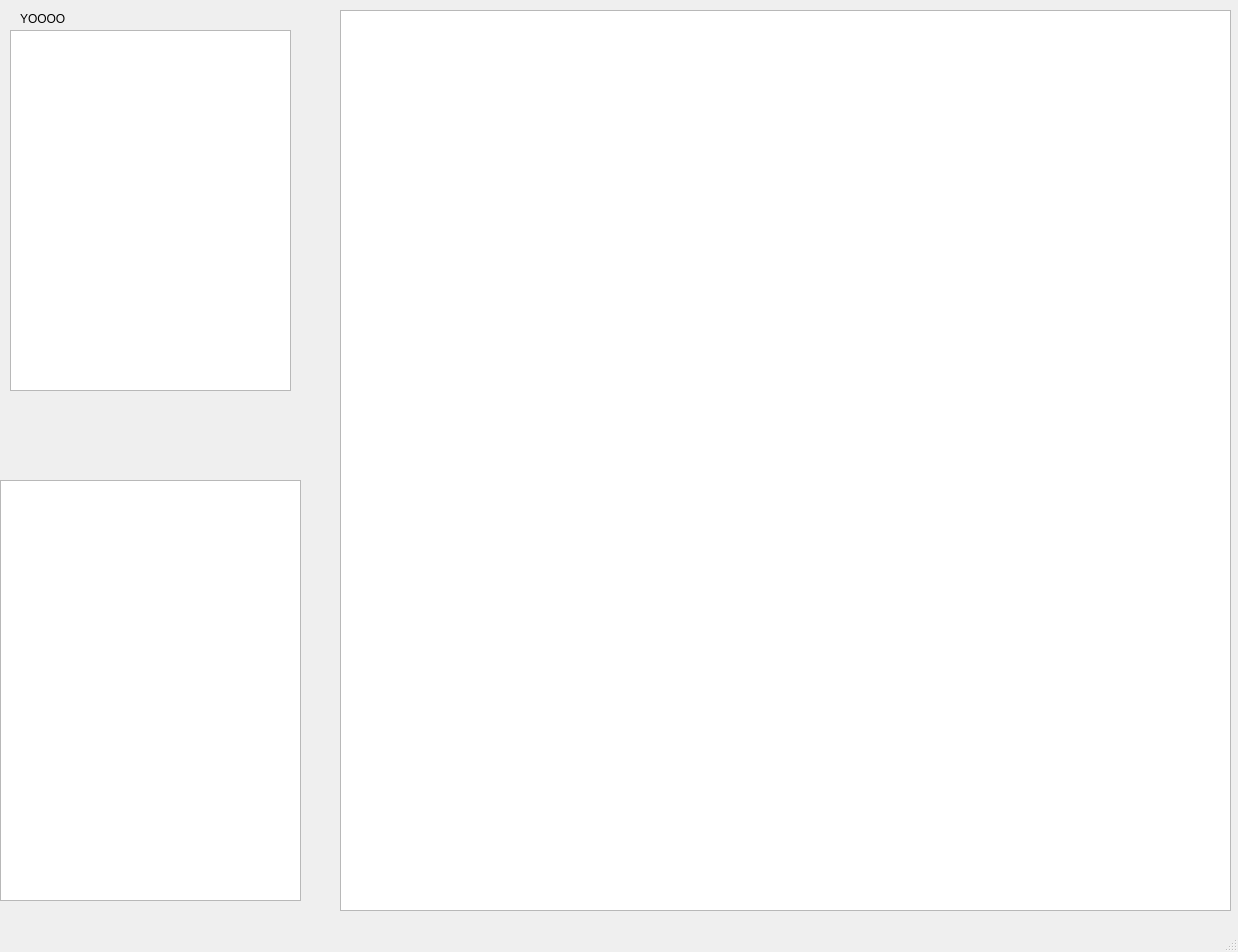
Above: forms/LevelEditor.ui from SirNyble/LevelEditor before the change. Below: the same form after it.
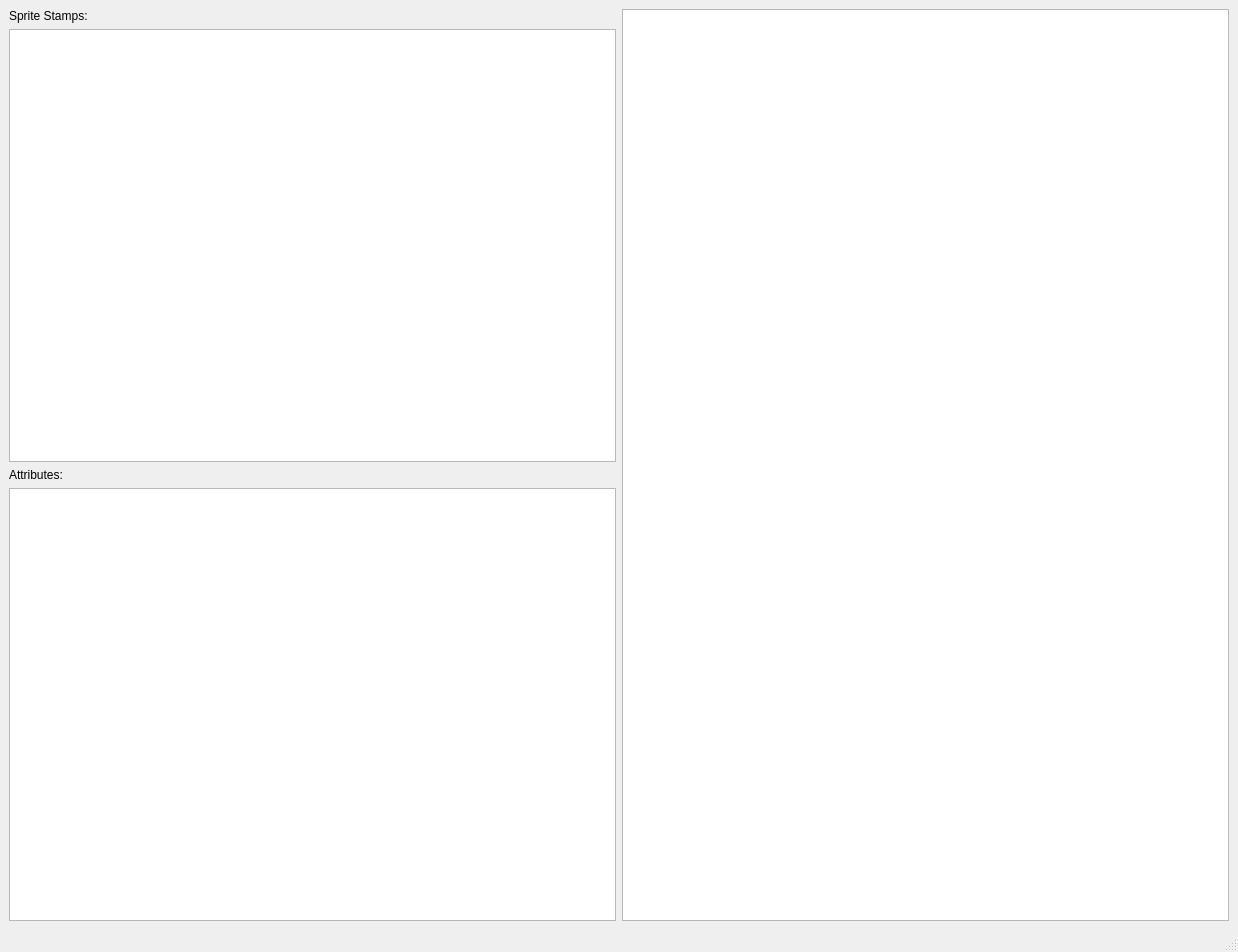
That is the form after the change.

Commit message: Basic structure for LevelEditor GUI

What changed in the file:
```diff
--- a/forms/LevelEditor.ui
+++ b/forms/LevelEditor.ui
@@ -14,49 +14,76 @@
    <string>MainWindow</string>
   </property>
   <widget class="QWidget" name="centralwidget">
-   <widget class="QListWidget" name="listWidget">
-    <property name="geometry">
-     <rect>
-      <x>10</x>
-      <y>30</y>
-      <width>281</width>
-      <height>361</height>
-     </rect>
-    </property>
-   </widget>
-   <widget class="QListWidget" name="listWidget_2">
-    <property name="geometry">
-     <rect>
-      <x>0</x>
-      <y>480</y>
-      <width>301</width>
-      <height>421</height>
-     </rect>
-    </property>
-   </widget>
-   <widget class="QGraphicsView" name="m_graphicsView">
-    <property name="geometry">
-     <rect>
-      <x>340</x>
-      <y>10</y>
-      <width>891</width>
-      <height>901</height>
-     </rect>
-    </property>
-   </widget>
-   <widget class="QLabel" name="m_tileStampLabel">
-    <property name="geometry">
-     <rect>
-      <x>20</x>
-      <y>10</y>
-      <width>121</width>
-      <height>17</height>
-     </rect>
-    </property>
-    <property name="text">
-     <string>YOOOO</string>
-    </property>
-   </widget>
+   <layout class="QVBoxLayout" name="verticalLayout_4">
+    <item>
+     <layout class="QHBoxLayout" name="horizontalLayout">
+      <item>
+       <layout class="QVBoxLayout" name="verticalLayout_3">
+        <property name="sizeConstraint">
+         <enum>QLayout::SetMinimumSize</enum>
+        </property>
+        <item>
+         <layout class="QVBoxLayout" name="verticalLayout">
+          <item>
+           <widget class="QLabel" name="label">
+            <property name="sizePolicy">
+             <sizepolicy hsizetype="MinimumExpanding" vsizetype="Preferred">
+              <horstretch>0</horstretch>
+              <verstretch>0</verstretch>
+             </sizepolicy>
+            </property>
+            <property name="text">
+             <string>Sprite Stamps:</string>
+            </property>
+           </widget>
+          </item>
+          <item>
+           <widget class="QListWidget" name="m_stampListWidget">
+            <property name="sizePolicy">
+             <sizepolicy hsizetype="Minimum" vsizetype="Expanding">
+              <horstretch>0</horstretch>
+              <verstretch>0</verstretch>
+             </sizepolicy>
+            </property>
+           </widget>
+          </item>
+         </layout>
+        </item>
+        <item>
+         <layout class="QVBoxLayout" name="verticalLayout_2">
+          <item>
+           <widget class="QLabel" name="label_2">
+            <property name="sizePolicy">
+             <sizepolicy hsizetype="MinimumExpanding" vsizetype="Preferred">
+              <horstretch>0</horstretch>
+              <verstretch>0</verstretch>
+             </sizepolicy>
+            </property>
+            <property name="text">
+             <string>Attributes:</string>
+            </property>
+           </widget>
+          </item>
+          <item>
+           <widget class="QListWidget" name="listWidget_2">
+            <property name="sizePolicy">
+             <sizepolicy hsizetype="Minimum" vsizetype="Expanding">
+              <horstretch>0</horstretch>
+              <verstretch>0</verstretch>
+             </sizepolicy>
+            </property>
+           </widget>
+          </item>
+         </layout>
+        </item>
+       </layout>
+      </item>
+      <item>
+       <widget class="QGraphicsView" name="graphicsView"/>
+      </item>
+     </layout>
+    </item>
+   </layout>
   </widget>
   <widget class="QMenuBar" name="menubar">
    <property name="geometry">
```
